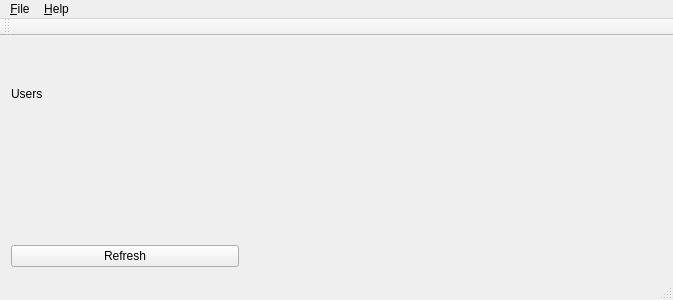
First picture: the form in src/mainwindow.ui, repository zuzuf/qtchat, before the edit.
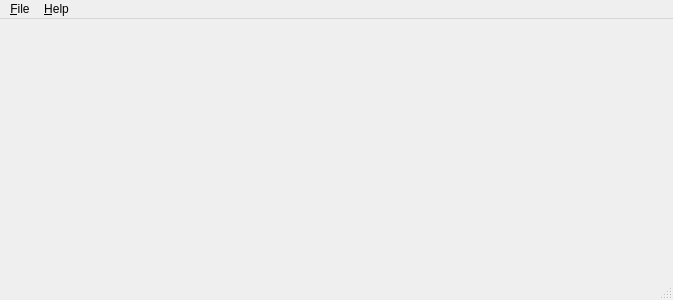
Second picture: the form after the edit. Icons and pictures are not drawn.

Commit message: * UI refactoring: UserList removed from MainWindow, global chat room is locked to MainWindow * added support for screenshots * fixed word wrapping issue in chat room history (was responsible for shrinking the message header when big images were sent) * added support for running commands on incoming messages (can be used for notifications)

```diff
--- a/src/mainwindow.ui
+++ b/src/mainwindow.ui
@@ -16,39 +16,11 @@
   <widget class="QWidget" name="centralWidget">
    <property name="maximumSize">
     <size>
-     <width>250</width>
+     <width>0</width>
      <height>16777215</height>
     </size>
    </property>
-   <layout class="QVBoxLayout" name="verticalLayout">
-    <item>
-     <widget class="QLabel" name="label">
-      <property name="text">
-       <string>Users</string>
-      </property>
-     </widget>
-    </item>
-    <item>
-     <widget class="QFrame" name="frmUsers">
-      <property name="frameShape">
-       <enum>QFrame::NoFrame</enum>
-      </property>
-      <property name="frameShadow">
-       <enum>QFrame::Plain</enum>
-      </property>
-      <property name="lineWidth">
-       <number>0</number>
-      </property>
-     </widget>
-    </item>
-    <item>
-     <widget class="QPushButton" name="pbRefresh">
-      <property name="text">
-       <string>Refresh</string>
-      </property>
-     </widget>
-    </item>
-   </layout>
+   <layout class="QVBoxLayout" name="verticalLayout"/>
   </widget>
   <widget class="QMenuBar" name="menuBar">
    <property name="geometry">
@@ -77,14 +49,6 @@
    <addaction name="menu_File"/>
    <addaction name="menu_Help"/>
   </widget>
-  <widget class="QToolBar" name="mainToolBar">
-   <attribute name="toolBarArea">
-    <enum>TopToolBarArea</enum>
-   </attribute>
-   <attribute name="toolBarBreak">
-    <bool>false</bool>
-   </attribute>
-  </widget>
   <widget class="QStatusBar" name="statusBar"/>
   <action name="action_Exit">
    <property name="icon">
```
The commit also changes 11 other files.
